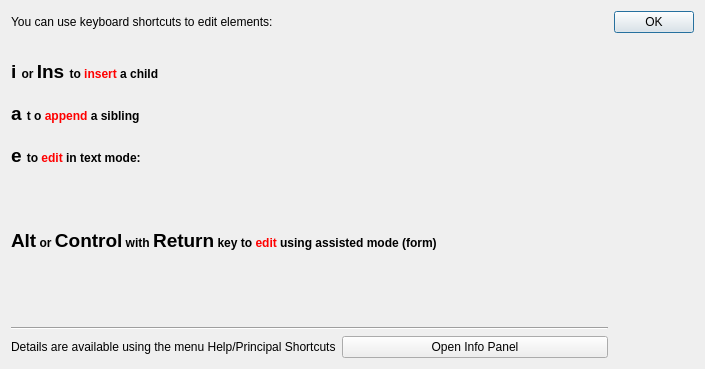
lbellonda/qxmledit, file src/modules/style/infoonkeyboardshortcutsdialog.ui: the form before one commit.
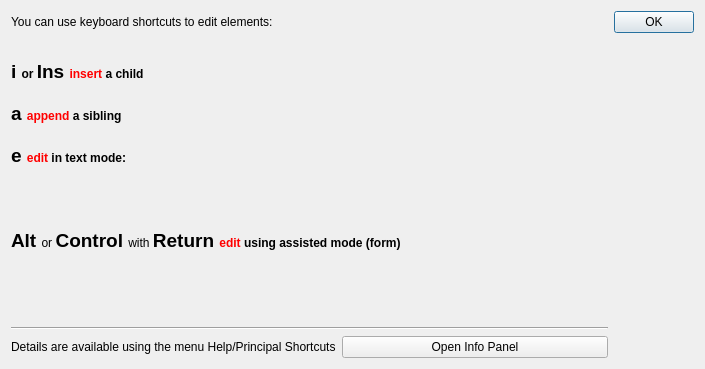
The form after the commit. Icons and pictures are not drawn.

```diff
--- a/src/modules/style/infoonkeyboardshortcutsdialog.ui
+++ b/src/modules/style/infoonkeyboardshortcutsdialog.ui
@@ -37,7 +37,7 @@
         </font>
        </property>
        <property name="text">
-        <string>&lt;html&gt;&lt;head/&gt;&lt;body&gt;&lt;p&gt;&lt;span style=&quot; font-size:14pt;&quot;&gt;i &lt;/span&gt;or &lt;span style=&quot; font-size:14pt;&quot;&gt;Ins &lt;/span&gt;to &lt;span style=&quot; color:#ff0000;&quot;&gt;insert&lt;/span&gt; a child&lt;/p&gt;&lt;/body&gt;&lt;/html&gt;</string>
+        <string>&lt;html&gt;&lt;head/&gt;&lt;body&gt;&lt;p&gt;&lt;span style=&quot; font-size:14pt;&quot;&gt;i &lt;/span&gt;or &lt;span style=&quot; font-size:14pt;&quot;&gt;Ins &lt;/span&gt;&lt;span style=&quot; color:#ff0000;&quot;&gt;insert&lt;/span&gt; a child&lt;/p&gt;&lt;/body&gt;&lt;/html&gt;</string>
        </property>
       </widget>
      </item>
@@ -50,7 +50,7 @@
         </font>
        </property>
        <property name="text">
-        <string>&lt;html&gt;&lt;head/&gt;&lt;body&gt;&lt;p&gt;&lt;span style=&quot; font-size:14pt;&quot;&gt;a &lt;/span&gt;t o &lt;span style=&quot; color:#ff0000;&quot;&gt;append&lt;/span&gt; a sibling&lt;/p&gt;&lt;/body&gt;&lt;/html&gt;</string>
+        <string>&lt;html&gt;&lt;head/&gt;&lt;body&gt;&lt;p&gt;&lt;span style=&quot; font-size:14pt;&quot;&gt;a &lt;/span&gt;&lt;span style=&quot; color:#ff0000;&quot;&gt;append&lt;/span&gt; a sibling&lt;/p&gt;&lt;/body&gt;&lt;/html&gt;</string>
        </property>
       </widget>
      </item>
@@ -63,7 +63,7 @@
         </font>
        </property>
        <property name="text">
-        <string>&lt;html&gt;&lt;head/&gt;&lt;body&gt;&lt;p&gt;&lt;span style=&quot; font-size:14pt;&quot;&gt;e &lt;/span&gt;to &lt;span style=&quot; color:#ff0000;&quot;&gt;edit&lt;/span&gt; in text mode:&lt;/p&gt;&lt;/body&gt;&lt;/html&gt;</string>
+        <string>&lt;html&gt;&lt;head/&gt;&lt;body&gt;&lt;p&gt;&lt;span style=&quot; font-size:14pt;&quot;&gt;e &lt;/span&gt;&lt;span style=&quot; color:#ff0000;&quot;&gt;edit&lt;/span&gt; in text mode:&lt;/p&gt;&lt;/body&gt;&lt;/html&gt;</string>
        </property>
       </widget>
      </item>
@@ -103,7 +103,7 @@
         </font>
        </property>
        <property name="text">
-        <string>&lt;html&gt;&lt;head/&gt;&lt;body&gt;&lt;p&gt;&lt;span style=&quot; font-size:14pt;&quot;&gt;Alt&lt;/span&gt; or &lt;span style=&quot; font-size:14pt;&quot;&gt;Control&lt;/span&gt; with &lt;span style=&quot; font-size:14pt;&quot;&gt;Return&lt;/span&gt; key to &lt;span style=&quot; color:#ff0000;&quot;&gt;edit&lt;/span&gt; using assisted mode (form)&lt;/p&gt;&lt;/body&gt;&lt;/html&gt;</string>
+        <string>&lt;html&gt;&lt;head/&gt;&lt;body&gt;&lt;p&gt;&lt;span style=&quot; font-size:14pt;&quot;&gt;Alt &lt;/span&gt;&lt;span style=&quot; font-weight:400;&quot;&gt;or &lt;/span&gt;&lt;span style=&quot; font-size:14pt;&quot;&gt;Control &lt;/span&gt;&lt;span style=&quot; font-weight:400;&quot;&gt;with &lt;/span&gt;&lt;span style=&quot; font-size:14pt;&quot;&gt;Return &lt;/span&gt;&lt;span style=&quot; color:#ff0000;&quot;&gt;edit&lt;/span&gt; using assisted mode (form)&lt;/p&gt;&lt;/body&gt;&lt;/html&gt;</string>
        </property>
       </widget>
      </item>
```
